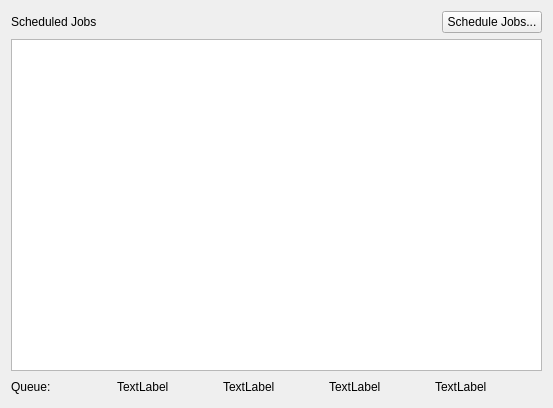
Above: frmnode.ui from ultimal/mustached-lana before the change. Below: the same form after it.
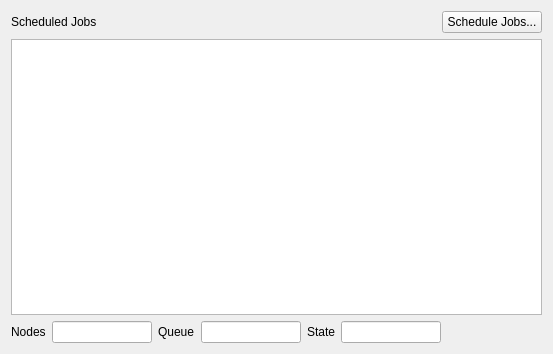
That is the form after the change.

Commit message: Fixed the Widget Table

```diff
--- a/frmnode.ui
+++ b/frmnode.ui
@@ -7,7 +7,7 @@
     <x>0</x>
     <y>0</y>
     <width>553</width>
-    <height>408</height>
+    <height>354</height>
    </rect>
   </property>
   <property name="windowTitle">
@@ -56,68 +56,63 @@
    </item>
    <item>
     <layout class="QHBoxLayout" name="horizontalLayout">
-     <item>
-      <widget class="QLabel" name="lblTasks">
-       <property name="minimumSize">
-        <size>
-         <width>100</width>
-         <height>0</height>
-        </size>
-       </property>
-       <property name="text">
-        <string>Queue: </string>
-       </property>
-      </widget>
-     </item>
-     <item>
-      <widget class="QLabel" name="label">
-       <property name="minimumSize">
-        <size>
-         <width>100</width>
-         <height>0</height>
-        </size>
-       </property>
-       <property name="text">
-        <string>TextLabel</string>
-       </property>
-      </widget>
-     </item>
-     <item>
-      <widget class="QLabel" name="label_2">
-       <property name="minimumSize">
-        <size>
-         <width>100</width>
-         <height>0</height>
-        </size>
-       </property>
-       <property name="text">
-        <string>TextLabel</string>
-       </property>
-      </widget>
-     </item>
      <item>
       <widget class="QLabel" name="label_3">
-       <property name="minimumSize">
+       <property name="text">
+        <string>Nodes</string>
+       </property>
+      </widget>
+     </item>
+     <item>
+      <widget class="QLineEdit" name="txtNodes">
+       <property name="maximumSize">
         <size>
          <width>100</width>
-         <height>0</height>
+         <height>16777215</height>
         </size>
        </property>
+       <property name="readOnly">
+        <bool>true</bool>
+       </property>
+      </widget>
+     </item>
+     <item>
+      <widget class="QLabel" name="lblQueue">
        <property name="text">
-        <string>TextLabel</string>
+        <string>Queue</string>
        </property>
       </widget>
      </item>
      <item>
-      <widget class="QLabel" name="label_5">
-       <property name="minimumSize">
+      <widget class="QLineEdit" name="txtQueue">
+       <property name="maximumSize">
         <size>
          <width>100</width>
-         <height>0</height>
+         <height>16777215</height>
         </size>
        </property>
+       <property name="readOnly">
+        <bool>true</bool>
+       </property>
+      </widget>
+     </item>
+     <item>
+      <widget class="QLabel" name="lblState">
        <property name="text">
-        <string>TextLabel</string>
+        <string>State</string>
+       </property>
+      </widget>
+     </item>
+     <item>
+      <widget class="QLineEdit" name="txtState">
+       <property name="maximumSize">
+        <size>
+         <width>100</width>
+         <height>16777215</height>
+        </size>
+       </property>
+       <property name="readOnly">
+        <bool>true</bool>
        </property>
       </widget>
      </item>
```
The commit also changes 3 other files.
